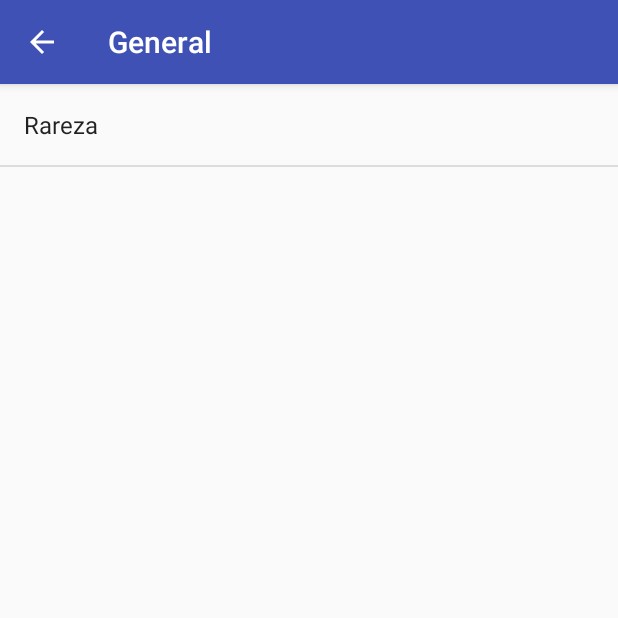
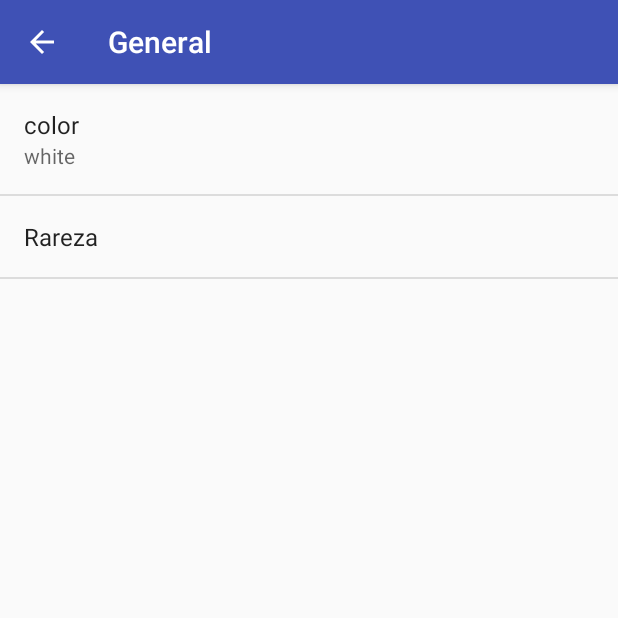
Before and after one commit to CristianJRamirez/MagicList2, an Android app: the SettingsActivity screen opened directly, with no data from a screen before it, after a tap on "General", on a phone screen of 412 x 824 dp, the top half of it. Run offline under Robolectric (Android 15) with nearby library versions, the phone set to English and light mode, and no system bars.

Commit message:
añadimos el campo de color que sera predeterminado como texto editable

```diff
--- a/app/src/main/res/xml/pref_general.xml
+++ b/app/src/main/res/xml/pref_general.xml
@@ -1,5 +1,14 @@
 <PreferenceScreen xmlns:android="http://schemas.android.com/apk/res/android">
 
+    <EditTextPreference
+        android:capitalize="words"
+        android:defaultValue="white"
+        android:inputType="textCapWords"
+        android:key="color"
+        android:maxLines="1"
+        android:selectAllOnFocus="true"
+        android:singleLine="true"
+        android:title="color" />
 
 
     <!-- NOTE: EditTextPreference accepts EditText attributes. -->
```
